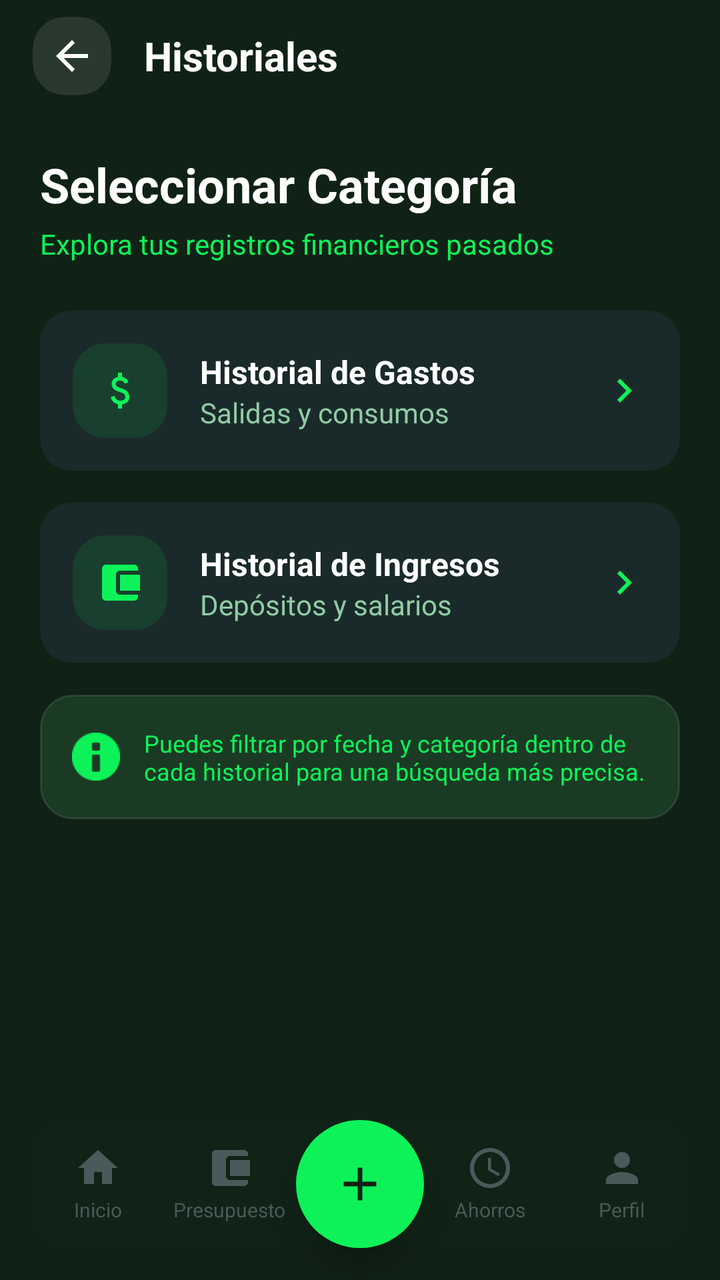
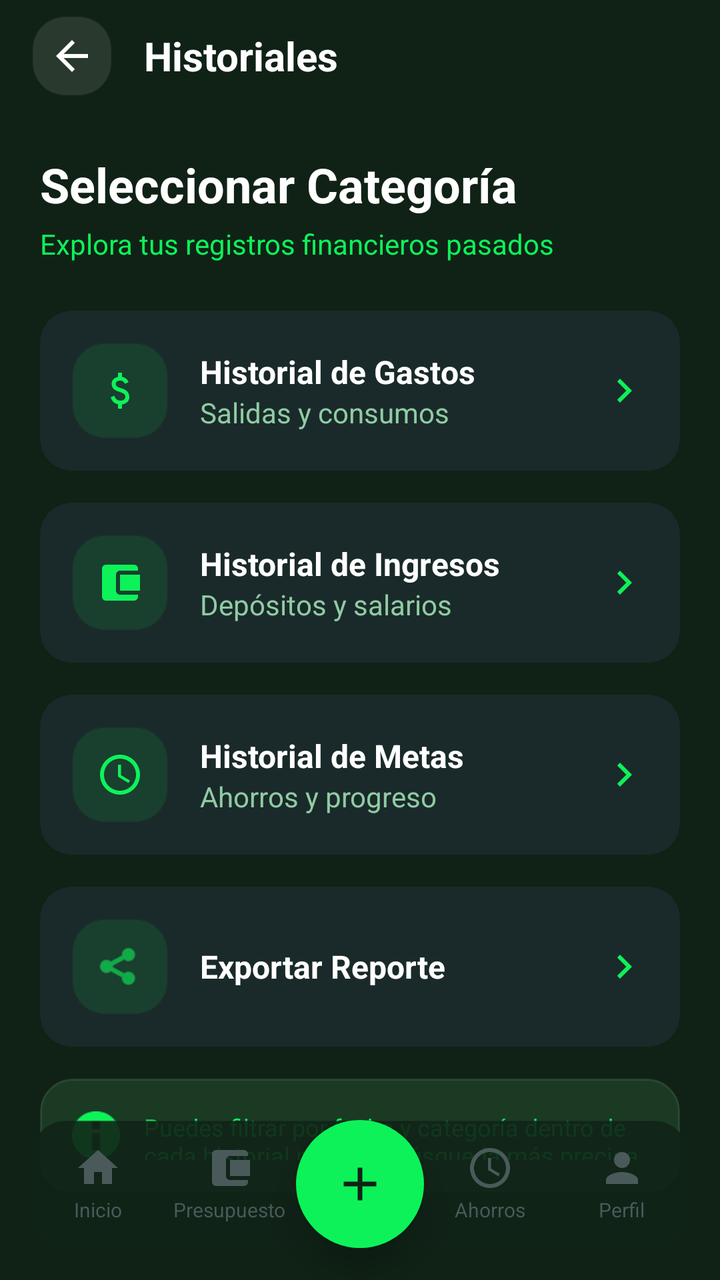

An Android layout rendered at two revisions. The XML below is the earlier revision; the diff shows what the commit changed to produce the second picture.
<!-- AndroidManifest.xml: activity theme Theme.MaterialComponents.DayNight.NoActionBar -->
<!-- res/layout/activity_historial.xml -->
<?xml version="1.0" encoding="utf-8"?>
<androidx.constraintlayout.widget.ConstraintLayout
    xmlns:android="http://schemas.android.com/apk/res/android"
    xmlns:app="http://schemas.android.com/apk/res-auto"
    xmlns:tools="http://schemas.android.com/tools"
    android:layout_width="match_parent"
    android:layout_height="match_parent"
    android:background="@color/stitch_background">

    
    <androidx.appcompat.widget.Toolbar
        android:id="@+id/toolbarHistoriales"
        android:layout_width="0dp"
        android:layout_height="?attr/actionBarSize"
        android:background="@color/stitch_background"
        android:elevation="0dp"
        app:layout_constraintEnd_toEndOf="parent"
        app:layout_constraintStart_toStartOf="parent"
        app:layout_constraintTop_toTopOf="parent">

        <RelativeLayout
            android:layout_width="match_parent"
            android:layout_height="match_parent"
            android:paddingEnd="16dp">

            <ImageButton
                android:id="@+id/btnBack"
                android:layout_width="40dp"
                android:layout_height="40dp"
                android:layout_centerVertical="true"
                android:background="@drawable/bg_stitch_card"
                android:backgroundTint="#1AFFFFFF"
                android:src="@drawable/ic_arrow_back"
                app:tint="@color/white" />

            <TextView
                android:layout_width="wrap_content"
                android:layout_height="wrap_content"
                android:layout_centerVertical="true"
                android:layout_marginStart="16dp"
                android:layout_toEndOf="@id/btnBack"
                android:text="Historiales"
                android:textColor="@color/white"
                android:textSize="20sp"
                android:textStyle="bold" />

        </RelativeLayout>
    </androidx.appcompat.widget.Toolbar>

    <LinearLayout
        android:layout_width="0dp"
        android:layout_height="0dp"
        android:orientation="vertical"
        android:padding="20dp"
        app:layout_constraintBottom_toBottomOf="parent"
        app:layout_constraintEnd_toEndOf="parent"
        app:layout_constraintStart_toStartOf="parent"
        app:layout_constraintTop_toBottomOf="@id/toolbarHistoriales">

        
        <TextView
            android:layout_width="wrap_content"
            android:layout_height="wrap_content"
            android:text="Seleccionar Categoría"
            android:textColor="@color/white"
            android:textSize="24sp"
            android:textStyle="bold" />

        <TextView
            android:layout_width="wrap_content"
            android:layout_height="wrap_content"
            android:layout_marginTop="4dp"
            android:text="Explora tus registros financieros pasados"
            android:textColor="@color/stitch_primary"
            android:textSize="14sp" />

        <LinearLayout
            android:layout_width="match_parent"
            android:layout_height="wrap_content"
            android:layout_marginTop="24dp"
            android:orientation="vertical">

            
            <androidx.cardview.widget.CardView
                android:id="@+id/cardGastos"
                android:layout_width="match_parent"
                android:layout_height="wrap_content"
                android:layout_marginBottom="16dp"
                android:clickable="true"
                android:focusable="true"
                android:foreground="?android:attr/selectableItemBackground"
                app:cardBackgroundColor="#1A2A2A"
                app:cardCornerRadius="16dp"
                app:cardElevation="0dp">

                <LinearLayout
                    android:layout_width="match_parent"
                    android:layout_height="wrap_content"
                    android:padding="16dp"
                    android:gravity="center_vertical"
                    android:orientation="horizontal">

                    <ImageView
                        android:layout_width="48dp"
                        android:layout_height="48dp"
                        android:background="@drawable/bg_stitch_card"
                        android:backgroundTint="#1A0df259"
                        android:padding="12dp"
                        android:src="@drawable/ic_attach_money"
                        app:tint="@color/stitch_primary" />

                    <LinearLayout
                        android:layout_width="0dp"
                        android:layout_height="wrap_content"
                        android:layout_weight="1"
                        android:layout_marginStart="16dp"
                        android:orientation="vertical">

                        <TextView
                            android:layout_width="wrap_content"
                            android:layout_height="wrap_content"
                            android:text="Historial de Gastos"
                            android:textColor="@color/white"
                            android:textSize="16sp"
                            android:textStyle="bold" />

                        <TextView
                            android:layout_width="wrap_content"
                            android:layout_height="wrap_content"
                            android:text="Salidas y consumos"
                            android:textColor="@color/stitch_text_muted"
                            android:textSize="14sp" />
                    </LinearLayout>

                    <ImageView
                        android:layout_width="24dp"
                        android:layout_height="24dp"
                        android:src="@drawable/ic_arrow_forward"
                        app:tint="@color/stitch_primary" />
                </LinearLayout>
            </androidx.cardview.widget.CardView>

            
            <androidx.cardview.widget.CardView
                android:id="@+id/cardIngresos"
                android:layout_width="match_parent"
                android:layout_height="wrap_content"
                android:layout_marginBottom="16dp"
                android:clickable="true"
                android:focusable="true"
                android:foreground="?android:attr/selectableItemBackground"
                app:cardBackgroundColor="#1A2A2A"
                app:cardCornerRadius="16dp"
                app:cardElevation="0dp">

                <LinearLayout
                    android:layout_width="match_parent"
                    android:layout_height="wrap_content"
                    android:padding="16dp"
                    android:gravity="center_vertical"
                    android:orientation="horizontal">

                    <ImageView
                        android:layout_width="48dp"
                        android:layout_height="48dp"
                        android:background="@drawable/bg_stitch_card"
                        android:backgroundTint="#1A0df259"
                        android:padding="12dp"
                        android:src="@drawable/ic_wallet"
                        app:tint="@color/stitch_primary" />

                    <LinearLayout
                        android:layout_width="0dp"
                        android:layout_height="wrap_content"
                        android:layout_weight="1"
                        android:layout_marginStart="16dp"
                        android:orientation="vertical">

                        <TextView
                            android:layout_width="wrap_content"
                            android:layout_height="wrap_content"
                            android:text="Historial de Ingresos"
                            android:textColor="@color/white"
                            android:textSize="16sp"
                            android:textStyle="bold" />

                        <TextView
                            android:layout_width="wrap_content"
                            android:layout_height="wrap_content"
                            android:text="Depósitos y salarios"
                            android:textColor="@color/stitch_text_muted"
                            android:textSize="14sp" />
                    </LinearLayout>

                    <ImageView
                        android:layout_width="24dp"
                        android:layout_height="24dp"
                        android:src="@drawable/ic_arrow_forward"
                        app:tint="@color/stitch_primary" />
                </LinearLayout>
            </androidx.cardview.widget.CardView>

        </LinearLayout>

        
        <LinearLayout
            android:layout_width="match_parent"
            android:layout_height="wrap_content"
            android:layout_marginBottom="24dp"
            android:background="@drawable/bg_stitch_card"
            android:gravity="center_vertical"
            android:orientation="horizontal"
            android:padding="16dp">

            <ImageView
                android:layout_width="24dp"
                android:layout_height="24dp"
                android:src="@android:drawable/ic_dialog_info"
                app:tint="@color/stitch_primary" />

            <TextView
                android:layout_width="wrap_content"
                android:layout_height="wrap_content"
                android:layout_marginStart="12dp"
                android:text="Puedes filtrar por fecha y categoría dentro de cada historial para una búsqueda más precisa."
                android:textColor="@color/stitch_primary"
                android:textSize="12sp" />
        </LinearLayout>
    </LinearLayout>

    
    <include
        layout="@layout/layout_bottom_navigation"
        android:layout_width="0dp"
        android:layout_height="wrap_content"
        app:layout_constraintBottom_toBottomOf="parent"
        app:layout_constraintEnd_toEndOf="parent"
        app:layout_constraintStart_toStartOf="parent" />

</androidx.constraintlayout.widget.ConstraintLayout>
<!-- res/layout/layout_bottom_navigation.xml (included above) -->
<?xml version="1.0" encoding="utf-8"?>
<FrameLayout xmlns:android="http://schemas.android.com/apk/res/android"
    xmlns:app="http://schemas.android.com/apk/res-auto"
    android:id="@+id/bottom_nav_container"
    android:layout_width="match_parent"
    android:layout_height="wrap_content"
    android:clipChildren="false"
    android:clipToPadding="false"
    android:layout_gravity="bottom">

    
    <LinearLayout
        android:layout_width="match_parent"
        android:layout_height="64dp"
        android:layout_marginStart="16dp"
        android:layout_marginEnd="16dp"
        android:layout_marginBottom="16dp"
        android:background="@drawable/bg_stitch_card"
        android:backgroundTint="#E6102216"
        android:elevation="8dp"
        android:gravity="center_vertical"
        android:orientation="horizontal">

        
        <LinearLayout
            android:id="@+id/nav_item_inicio"
            android:layout_width="0dp"
            android:layout_height="match_parent"
            android:layout_weight="1"
            android:gravity="center"
            android:orientation="vertical"
            android:clickable="true"
            android:focusable="true"
            android:background="?attr/selectableItemBackgroundBorderless"
            android:paddingVertical="8dp">

            <ImageView
                android:id="@+id/nav_icon_inicio"
                android:layout_width="24dp"
                android:layout_height="24dp"
                android:src="@drawable/ic_home"
                app:tint="#4A5A5A" />

            <TextView
                android:id="@+id/nav_text_inicio"
                android:layout_width="wrap_content"
                android:layout_height="wrap_content"
                android:layout_marginTop="2dp"
                android:text="Inicio"
                android:textColor="#4A5A5A"
                android:textSize="10sp" />
        </LinearLayout>

        
        <LinearLayout
            android:id="@+id/nav_item_presupuesto"
            android:layout_width="0dp"
            android:layout_height="match_parent"
            android:layout_weight="1"
            android:gravity="center"
            android:orientation="vertical"
            android:clickable="true"
            android:focusable="true"
            android:background="?attr/selectableItemBackgroundBorderless"
            android:paddingVertical="8dp">

            <ImageView
                android:id="@+id/nav_icon_presupuesto"
                android:layout_width="24dp"
                android:layout_height="24dp"
                android:src="@drawable/ic_wallet"
                app:tint="#4A5A5A" />

            <TextView
                android:id="@+id/nav_text_presupuesto"
                android:layout_width="wrap_content"
                android:layout_height="wrap_content"
                android:layout_marginTop="2dp"
                android:text="Presupuesto"
                android:textColor="#4A5A5A"
                android:textSize="10sp" />
        </LinearLayout>
        <com.google.android.material.floatingactionbutton.FloatingActionButton
            android:id="@+id/fab_add"
            android:layout_width="100dp"
            android:layout_height="64dp"
            android:layout_gravity="center_horizontal"
            android:src="@drawable/ic_add"
            app:backgroundTint="@color/stitch_primary"
            app:borderWidth="0dp"
            app:elevation="12dp"
            app:fabCustomSize="64dp"
            app:maxImageSize="28dp"
            app:shapeAppearanceOverlay="@style/ShapeAppearanceOverlay.MaterialComponents.FloatingActionButton"
            app:tint="@color/stitch_background" />

        
        <LinearLayout
            android:id="@+id/nav_item_ahorros"
            android:layout_width="0dp"
            android:layout_height="match_parent"
            android:layout_weight="1"
            android:gravity="center"
            android:orientation="vertical"
            android:clickable="true"
            android:focusable="true"
            android:background="?attr/selectableItemBackgroundBorderless"
            android:paddingVertical="8dp">

            <ImageView
                android:id="@+id/nav_icon_ahorros"
                android:layout_width="24dp"
                android:layout_height="24dp"
                android:src="@drawable/ic_goal"
                app:tint="#4A5A5A" />

            <TextView
                android:id="@+id/nav_text_ahorros"
                android:layout_width="wrap_content"
                android:layout_height="wrap_content"
                android:layout_marginTop="2dp"
                android:text="Ahorros"
                android:textColor="#4A5A5A"
                android:textSize="10sp" />
        </LinearLayout>

        
        <LinearLayout
            android:id="@+id/nav_item_ajustes"
            android:layout_width="0dp"
            android:layout_height="match_parent"
            android:layout_weight="1"
            android:gravity="center"
            android:orientation="vertical"
            android:clickable="true"
            android:focusable="true"
            android:background="?attr/selectableItemBackgroundBorderless"
            android:paddingVertical="8dp">

            <ImageView
                android:id="@+id/nav_icon_ajustes"
                android:layout_width="24dp"
                android:layout_height="24dp"
                android:src="@drawable/ic_person"
                app:tint="#4A5A5A" />

            <TextView
                android:id="@+id/nav_text_ajustes"
                android:layout_width="wrap_content"
                android:layout_height="wrap_content"
                android:layout_marginTop="2dp"
                android:text="Perfil"
                android:textColor="#4A5A5A"
                android:textSize="10sp" />
        </LinearLayout>



    </LinearLayout>

    


</FrameLayout>
<!-- resources referenced by this layout -->
<resources>
  <color name="stitch_background">#102216</color>
  <color name="stitch_primary">#0df259</color>
  <color name="stitch_text_muted">#90cba4</color>
  <color name="white">#FFFFFFFF</color>
  <!-- drawable bg_stitch_card (drawable) -->
  <?xml version="1.0" encoding="utf-8"?>
  <shape xmlns:android="http://schemas.android.com/apk/res/android">
      <solid android:color="#1A3A24" />
      <corners android:radius="16dp" />
      <stroke android:width="1dp" android:color="#1AFFFFFF" />
  </shape>
  <!-- drawable ic_add (drawable) -->
  <vector xmlns:android="http://schemas.android.com/apk/res/android" android:height="24dp" android:tint="#000000" android:viewportHeight="24" android:viewportWidth="24" android:width="24dp">
        
      <path android:fillColor="@android:color/white" android:pathData="M19,13h-6v6h-2v-6H5v-2h6V5h2v6h6v2z"/>
      
  </vector>
  <!-- drawable ic_arrow_back (drawable) -->
  <?xml version="1.0" encoding="utf-8"?>
  <vector xmlns:android="http://schemas.android.com/apk/res/android"
      android:width="24dp"
      android:height="24dp"
      android:viewportWidth="24"
      android:viewportHeight="24">
      <path
          android:fillColor="#FFFFFF"
          android:pathData="M20,11H7.83l5.59-5.59L12,4l-8,8 8,8 1.41-1.41L7.83,13H20v-2z"/>
  </vector>
  <!-- drawable ic_arrow_forward (drawable) -->
  <vector xmlns:android="http://schemas.android.com/apk/res/android"
      android:width="24dp"
      android:height="24dp"
      android:viewportWidth="24.0"
      android:viewportHeight="24.0">
      <path
          android:fillColor="#FFFFFFFF"
          android:pathData="M8.59,16.59L13.17,12 8.59,7.41 10,6l6,6 -6,6z"/>
  </vector>
  <!-- drawable ic_goal (drawable) -->
  <?xml version="1.0" encoding="utf-8"?>
  <vector xmlns:android="http://schemas.android.com/apk/res/android"
      android:width="24dp"
      android:height="24dp"
      android:viewportWidth="24"
      android:viewportHeight="24">
      <path
          android:fillColor="@color/green_accent"
          android:pathData="M12,2C6.48,2 2,6.48 2,12s4.48,10 10,10 10,-4.48 10,-10S17.52,2 12,2zM12,20c-4.42,0 -8,-3.58 -8,-8s3.58,-8 8,-8 8,3.58 8,8 -3.58,8 -8,8zM12.5,7H11v6l5.25,3.15 0.75,-1.23 -4.5,-2.67z"/>
  </vector>
  <!-- drawable ic_home (drawable) -->
  <?xml version="1.0" encoding="utf-8"?>
  <vector xmlns:android="http://schemas.android.com/apk/res/android"
      android:width="24dp"
      android:height="24dp"
      android:viewportWidth="24"
      android:viewportHeight="24">
      <path
          android:fillColor="@color/white"
          android:pathData="M10,20v-6h4v6h5v-8h3L12,3 2,12h3v8z"/>
  </vector>
  <!-- drawable ic_person (drawable) -->
  <?xml version="1.0" encoding="utf-8"?>
  <vector xmlns:android="http://schemas.android.com/apk/res/android"
      android:width="24dp"
      android:height="24dp"
      android:viewportWidth="24"
      android:viewportHeight="24">
      <path
          android:fillColor="@color/white"
          android:pathData="M12,12c2.21,0 4,-1.79 4,-4s-1.79,-4 -4,-4 -4,1.79 -4,4 1.79,4 4,4zM12,14c-2.67,0 -8,1.34 -8,4v2h16v-2c0,-2.66 -5.33,-4 -8,-4z"/>
  </vector>
  <!-- drawable ic_wallet (drawable) -->
  <?xml version="1.0" encoding="utf-8"?>
  <vector xmlns:android="http://schemas.android.com/apk/res/android"
      android:width="24dp"
      android:height="24dp"
      android:viewportWidth="24"
      android:viewportHeight="24">
      <path
          android:fillColor="@color/green_accent"
          android:pathData="M21,18v1c0,1.1 -0.9,2 -2,2H5c-1.11,0 -2,-0.9 -2,-2V5c0,-1.1 0.89,-2 2,-2h14c1.1,0 2,0.9 2,2v1h-9c-1.11,0 -2,0.9 -2,2v8c0,1.1 0.89,2 2,2h9zM12,16h10V8H12v8z"/>
  </vector>
  <color name="green_accent">#22C55E</color>
  <!-- unchanged entries left out for length: 1 -->
</resources>

<!-- the commit's change to res/layout/activity_historial.xml (unified diff, before → after) -->
@@ -190,6 +190,119 @@
                             android:text="Depósitos y salarios"
                             android:textColor="@color/stitch_text_muted"
                             android:textSize="14sp" />
+                    </LinearLayout>
+
+                    <ImageView
+                        android:layout_width="24dp"
+                        android:layout_height="24dp"
+                        android:src="@drawable/ic_arrow_forward"
+                        app:tint="@color/stitch_primary" />
+                </LinearLayout>
+            </androidx.cardview.widget.CardView>
+
+            
+            <androidx.cardview.widget.CardView
+                android:id="@+id/cardMetas"
+                android:layout_width="match_parent"
+                android:layout_height="wrap_content"
+                android:layout_marginBottom="16dp"
+                android:clickable="true"
+                android:focusable="true"
+                android:foreground="?android:attr/selectableItemBackground"
+                app:cardBackgroundColor="#1A2A2A"
+                app:cardCornerRadius="16dp"
+                app:cardElevation="0dp">
+
+                <LinearLayout
+                    android:layout_width="match_parent"
+                    android:layout_height="wrap_content"
+                    android:padding="16dp"
+                    android:gravity="center_vertical"
+                    android:orientation="horizontal">
+
+                    <ImageView
+                        android:layout_width="48dp"
+                        android:layout_height="48dp"
+                        android:background="@drawable/bg_stitch_card"
+                        android:backgroundTint="#1A0df259"
+                        android:padding="12dp"
+                        android:src="@drawable/ic_goal"
+                        app:tint="@color/stitch_primary" />
+
+                    <LinearLayout
+                        android:layout_width="0dp"
+                        android:layout_height="wrap_content"
+                        android:layout_weight="1"
+                        android:layout_marginStart="16dp"
+                        android:orientation="vertical">
+
+                        <TextView
+                            android:layout_width="wrap_content"
+                            android:layout_height="wrap_content"
+                            android:text="Historial de Metas"
+                            android:textColor="@color/white"
+                            android:textSize="16sp"
+                            android:textStyle="bold" />
+
+                        <TextView
+                            android:layout_width="wrap_content"
+                            android:layout_height="wrap_content"
+                            android:text="Ahorros y progreso"
+                            android:textColor="@color/stitch_text_muted"
+                            android:textSize="14sp" />
+                    </LinearLayout>
+
+                    <ImageView
+                        android:layout_width="24dp"
+                        android:layout_height="24dp"
+                        android:src="@drawable/ic_arrow_forward"
+                        app:tint="@color/stitch_primary" />
+                </LinearLayout>
+            </androidx.cardview.widget.CardView>
+
+            
+            <androidx.cardview.widget.CardView
+                android:id="@+id/cardExportar"
+                android:layout_width="match_parent"
+                android:layout_height="wrap_content"
+                android:layout_marginBottom="16dp"
+                android:clickable="true"
+                android:focusable="true"
+                android:foreground="?android:attr/selectableItemBackground"
+                app:cardBackgroundColor="#1A2A2A"
+                app:cardCornerRadius="16dp"
+                app:cardElevation="0dp">
+
+                <LinearLayout
+                    android:layout_width="match_parent"
+                    android:layout_height="wrap_content"
+                    android:padding="16dp"
+                    android:gravity="center_vertical"
+                    android:orientation="horizontal">
+
+                    <ImageView
+                        android:layout_width="48dp"
+                        android:layout_height="48dp"
+                        android:background="@drawable/bg_stitch_card"
+                        android:backgroundTint="#1A0df259"
+                        android:padding="12dp"
+                        android:src="@android:drawable/ic_menu_share"
+                        app:tint="@color/stitch_primary" />
+
+                    <LinearLayout
+                        android:layout_width="0dp"
+                        android:layout_height="wrap_content"
+                        android:layout_weight="1"
+                        android:layout_marginStart="16dp"
+                        android:orientation="vertical">
+
+                        <TextView
+                            android:layout_width="wrap_content"
+                            android:layout_height="wrap_content"
+                            android:text="Exportar Reporte"
+                            android:textColor="@color/white"
+                            android:textSize="16sp"
+                            android:textStyle="bold" />
                     </LinearLayout>
 
                     <ImageView
